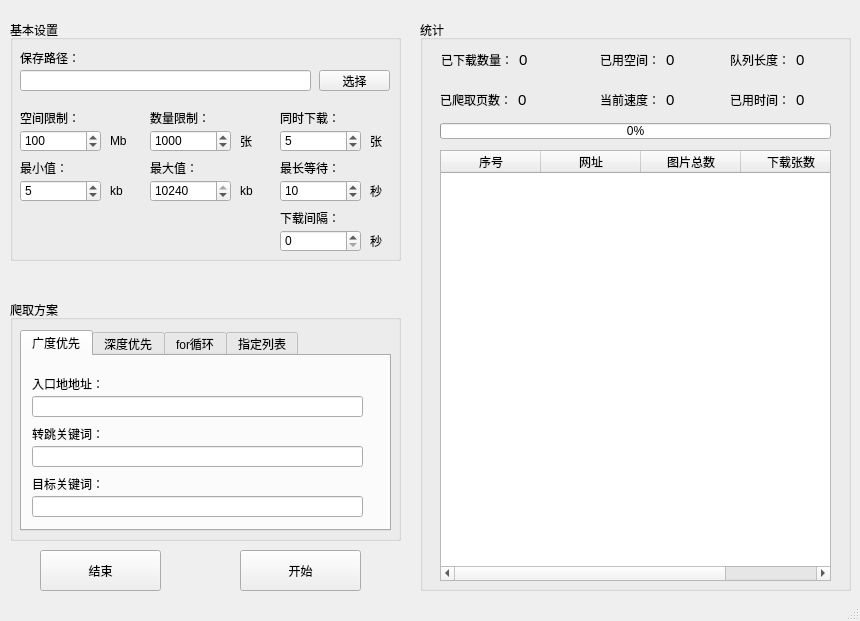
First picture: the form in Hunter/mainwindow.ui, repository BlackCarDriver/ImagesHunter, before the edit.
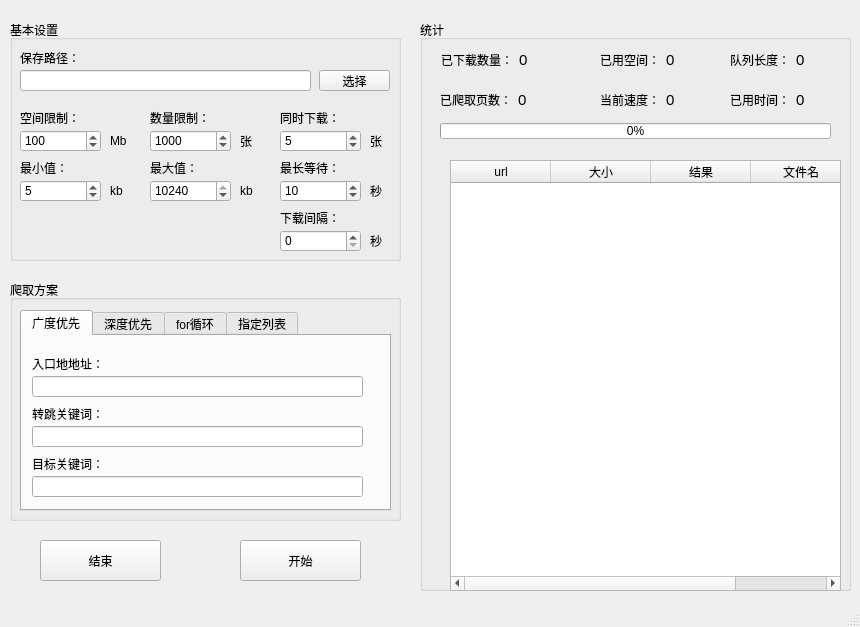
Second picture: the form after the edit. The open tabs and pages were chosen to show the change.

Diff of the .ui file:
```diff
--- a/Hunter/mainwindow.ui
+++ b/Hunter/mainwindow.ui
@@ -7,7 +7,7 @@
     <x>0</x>
     <y>0</y>
     <width>860</width>
-    <height>621</height>
+    <height>627</height>
    </rect>
   </property>
   <property name="acceptDrops">
@@ -376,7 +376,7 @@
     <property name="geometry">
      <rect>
       <x>10</x>
-      <y>300</y>
+      <y>280</y>
       <width>391</width>
       <height>241</height>
      </rect>
@@ -812,30 +812,30 @@
     <widget class="QTableWidget" name="static_list">
      <property name="geometry">
       <rect>
-       <x>20</x>
-       <y>130</y>
+       <x>30</x>
+       <y>140</y>
        <width>391</width>
        <height>431</height>
       </rect>
      </property>
      <column>
       <property name="text">
-       <string>序号</string>
+       <string>url</string>
       </property>
      </column>
      <column>
       <property name="text">
-       <string>网址</string>
+       <string>大小</string>
       </property>
      </column>
      <column>
       <property name="text">
-       <string>图片总数</string>
+       <string>结果</string>
       </property>
      </column>
      <column>
       <property name="text">
-       <string>下载张数</string>
+       <string>文件名</string>
       </property>
      </column>
     </widget>
@@ -959,7 +959,7 @@
     <property name="geometry">
      <rect>
       <x>40</x>
-      <y>550</y>
+      <y>540</y>
       <width>121</width>
       <height>41</height>
      </rect>
@@ -972,7 +972,7 @@
     <property name="geometry">
      <rect>
       <x>240</x>
-      <y>550</y>
+      <y>540</y>
       <width>121</width>
       <height>41</height>
      </rect>
```
Left out of the diff: 4 changed lines with no effect on the pictures.
